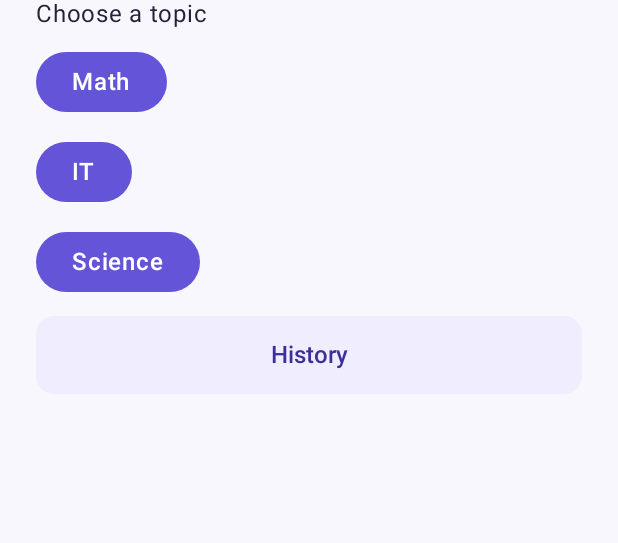
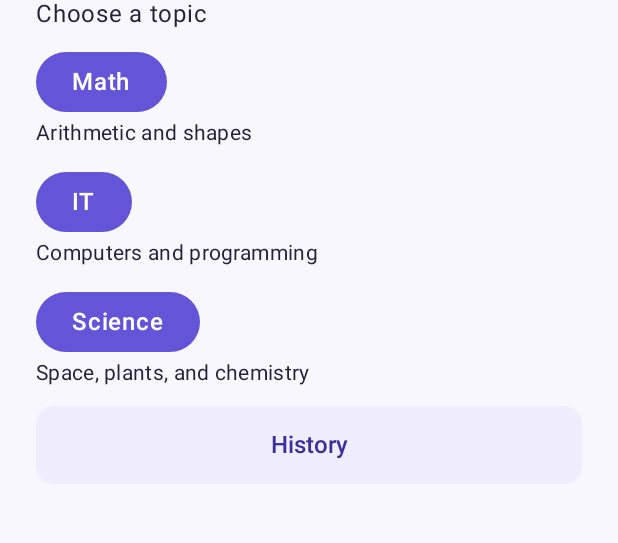
Before and after one commit to gauhardaul/QuizQuest, an Android app built with Jetpack Compose: the screen it shows after launch (MainActivity), on a phone screen of 412 x 824 dp, the part 89-632 px from its top. Run offline under Robolectric (Android 15) with nearby library versions, the phone set to English and light mode, and no system bars.

Commit message:
Describe what each quiz topic covers

```diff
--- a/app/src/main/java/com/example/mobileproject/ui/topics/TopicsScreen.kt
+++ b/app/src/main/java/com/example/mobileproject/ui/topics/TopicsScreen.kt
@@ -2,6 +2,7 @@
 package com.example.mobileproject.ui.topics
 
 import androidx.compose.foundation.layout.Arrangement
+import androidx.compose.foundation.layout.Column
 import androidx.compose.foundation.layout.PaddingValues
 import androidx.compose.foundation.layout.fillMaxSize
 import androidx.compose.foundation.lazy.LazyColumn
@@ -40,9 +41,12 @@ fun TopicsScreen(
             Text("Choose a topic", style = MaterialTheme.typography.bodyLarge)
         }
 
-        items(topics) { topic ->
-            Button(onClick = { onTopicClick(topic) }) {
-                Text(topic)
+        items(topics, key = { it.name }) { topic ->
+            Column {
+                Button(onClick = { onTopicClick(topic.name) }) {
+                    Text(topic.name)
+                }
+                Text(topic.description, style = MaterialTheme.typography.bodyMedium)
             }
         }
 
--- a/app/src/main/java/com/example/mobileproject/ui/topics/TopicsViewModel.kt
+++ b/app/src/main/java/com/example/mobileproject/ui/topics/TopicsViewModel.kt
@@ -5,11 +5,17 @@ import androidx.lifecycle.ViewModel
 import kotlinx.coroutines.flow.MutableStateFlow
 import kotlinx.coroutines.flow.StateFlow
 
+data class QuizTopic(val name: String, val description: String)
+
 class TopicsViewModel : ViewModel() {
 
     private val _topics = MutableStateFlow(
-        listOf("Math", "IT", "Science")
+        listOf(
+            QuizTopic("Math", "Arithmetic and shapes"),
+            QuizTopic("IT", "Computers and programming"),
+            QuizTopic("Science", "Space, plants, and chemistry")
+        )
     )
 
-    val topics: StateFlow<List<String>> = _topics
+    val topics: StateFlow<List<QuizTopic>> = _topics
 }
```
